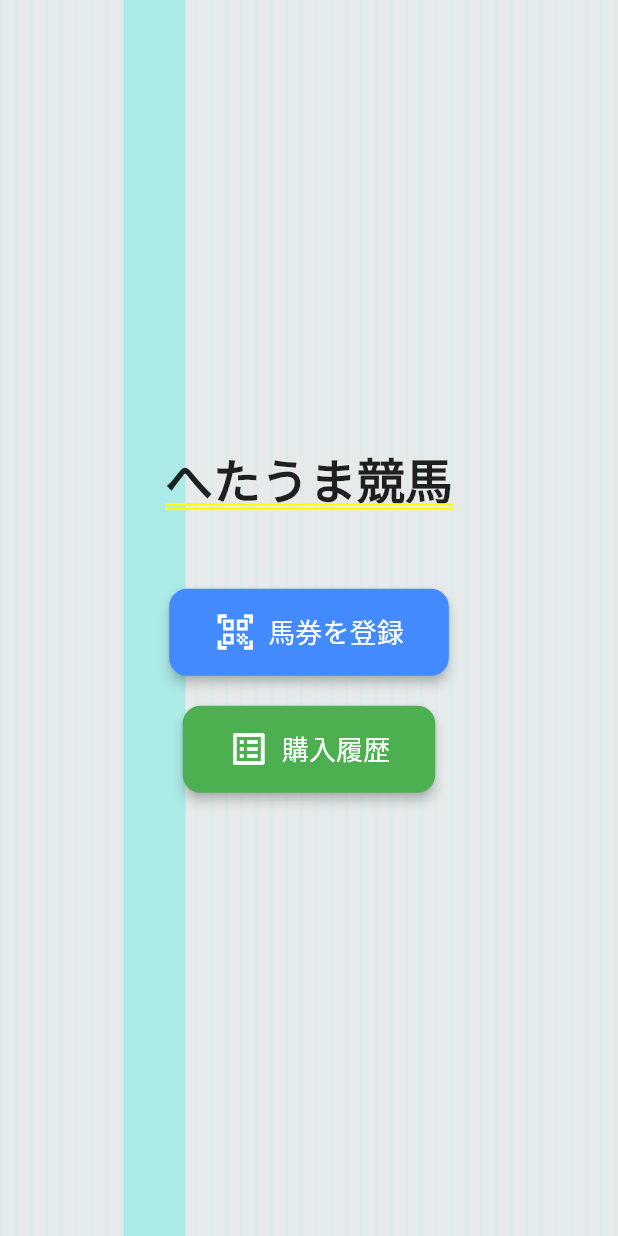
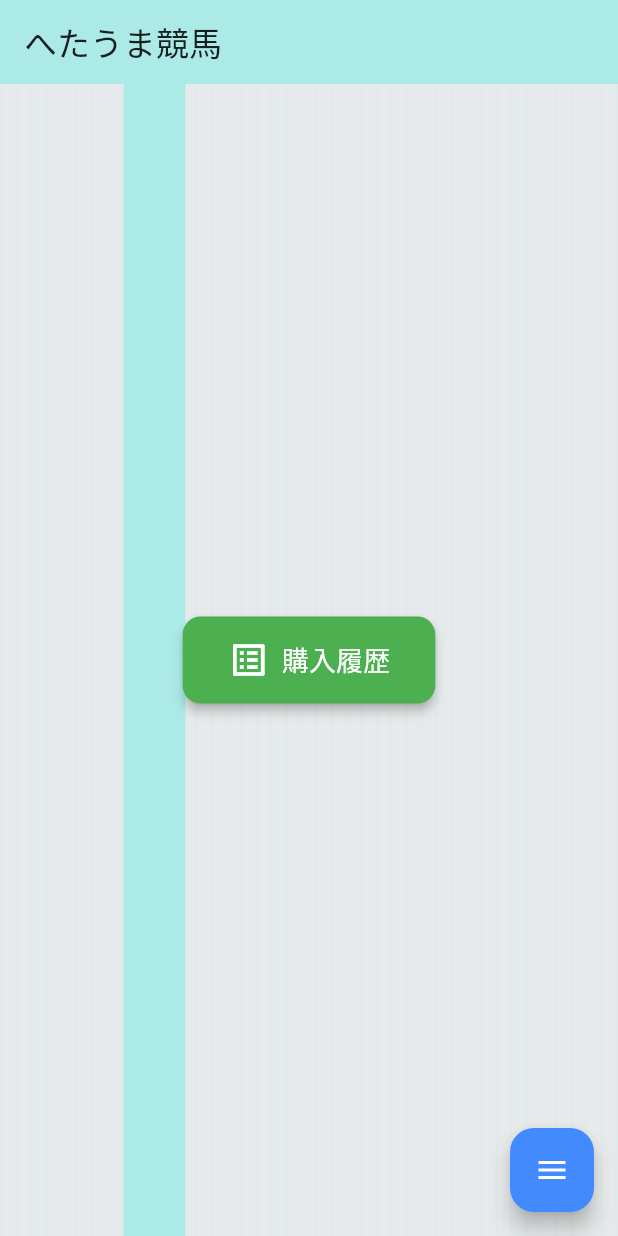
Before and after one commit to locotribe/hetaumakeiba_v2, a Flutter app: the screen it shows after launch, on a phone screen of 412 x 824 dp. Run offline on Flutter 3.47's test engine with Material 3 defaults, Android fonts, the phone set to English and light mode, and no system bars; our stand-ins replace image_picker, sqflite; missing offline and left inert: mobile_scanner; accounts and stored records are empty.

Commit message:
v8.0.0 組み合わせ数表示まだ トップページにフローティングボタンを設置

```diff
--- a/lib/main.dart
+++ b/lib/main.dart
@@ -1,3 +1,4 @@
+// lib/main.dart
 import 'package:flutter/material.dart';
 import 'package:flutter_localizations/flutter_localizations.dart';
 import 'package:sqflite/sqflite.dart';
@@ -5,15 +6,13 @@ import 'package:path_provider/path_provider.dart';
 import 'package:path/path.dart';
 import 'dart:io';
 
-// 修正箇所: インポートパスを修正済み
 import 'package:hetaumakeiba_v2/screens/home_page.dart';
 import 'package:hetaumakeiba_v2/screens/saved_tickets_list_page.dart';
-import 'package:hetaumakeiba_v2/screens/scan_selection_page.dart';
-import 'package:hetaumakeiba_v2/screens/qr_scanner_page.dart'; // 明示的にインポート
-import 'package:hetaumakeiba_v2/screens/gallery_qr_scanner_page.dart'; // 明示的にインポート
-import 'package:hetaumakeiba_v2/screens/result_page.dart'; // 明示的にインポート
-import 'package:hetaumakeiba_v2/screens/saved_ticket_detail_page.dart'; // 明示的にインポート
-import 'package:hetaumakeiba_v2/models/qr_data_model.dart'; // QrDataモデルをインポート
+import 'package:hetaumakeiba_v2/screens/qr_scanner_page.dart';
+import 'package:hetaumakeiba_v2/screens/gallery_qr_scanner_page.dart';
+import 'package:hetaumakeiba_v2/screens/result_page.dart';
+import 'package:hetaumakeiba_v2/screens/saved_ticket_detail_page.dart';
+import 'package:hetaumakeiba_v2/models/qr_data_model.dart';
 
 void main() async {
   WidgetsFlutterBinding.ensureInitialized();
@@ -38,8 +37,6 @@ class MyApp extends StatefulWidget {
 }
 
 class _MyAppState extends State<MyApp> {
-  // SavedTicketsListPageState のキーをグローバルに保持
-  // このキーは、SavedTicketsListPage の状態を外部から操作するために使用されます。
   final GlobalKey<SavedTicketsListPageState> _savedListKey =
   GlobalKey<SavedTicketsListPageState>();
 
@@ -49,11 +46,10 @@ class _MyAppState extends State<MyApp> {
       title: 'へたうま競馬',
       theme: ThemeData(
         primarySwatch: Colors.blue,
-        // アプリ全体のAppBarのデフォルトスタイルを設定（各ページで上書き可能）
         appBarTheme: const AppBarTheme(
-          backgroundColor: Color.fromRGBO(172, 234, 231, 1.0), // 背景色を薄い緑に設定
-          foregroundColor: Colors.black87, // アイコンとテキストの色を黒に設定
-          elevation: 0, // 影をなくす
+          backgroundColor: Color.fromRGBO(172, 234, 231, 1.0),
+          foregroundColor: Colors.black87,
+          elevation: 0,
         ),
       ),
       localizationsDelegates: const [
@@ -62,11 +58,9 @@ class _MyAppState extends State<MyApp> {
         GlobalCupertinoLocalizations.delegate,
       ],
       supportedLocales: const [
-        Locale('ja', ''), // 日本語
+        Locale('ja', ''),
       ],
-      // アプリのホーム画面を直接HomePageに設定
-      // HomePage自体はAppBarを持たず、その子ページがAppBarを持つようにします。
-      home: HomePage(savedListKey: _savedListKey), // savedListKey を HomePage に渡す
+      home: HomePage(savedListKey: _savedListKey),
     );
   }
 }
--- a/lib/screens/home_page.dart
+++ b/lib/screens/home_page.dart
@@ -1,72 +1,77 @@
 // lib/screens/home_page.dart
 import 'package:flutter/material.dart';
-import 'package:hetaumakeiba_v2/widgets/custom_background.dart'; // 背景ウィジェットをインポート
-import 'package:hetaumakeiba_v2/screens/scan_selection_page.dart'; // スキャン選択ページをインポート
-import 'package:hetaumakeiba_v2/screens/saved_tickets_list_page.dart'; // 保存済みリストページをインポート
+import 'package:hetaumakeiba_v2/widgets/custom_background.dart';
+import 'package:hetaumakeiba_v2/screens/saved_tickets_list_page.dart';
+import 'package:hetaumakeiba_v2/screens/qr_scanner_page.dart';
+import 'package:hetaumakeiba_v2/screens/gallery_qr_scanner_page.dart';
 
-class HomePage extends StatelessWidget {
-  // SavedTicketsListPageState のキーを受け取るように変更
-  // これにより、他のページから保存済みリストのデータをリロードできるようになります。
+class HomePage extends StatefulWidget {
   final GlobalKey<SavedTicketsListPageState> savedListKey;
 
   const HomePage({super.key, required this.savedListKey});
 
   @override
+  State<HomePage> createState() => _HomePageState();
+}
+
+class _HomePageState extends State<HomePage> with SingleTickerProviderStateMixin {
+  bool _isFabExpanded = false;
+  late AnimationController _controller;
+  late Animation<double> _animation;
+
+  @override
+  void initState() {
+    super.initState();
+    _controller = AnimationController(
+      vsync: this,
+      duration: const Duration(milliseconds: 200),
+    );
+    _animation = CurvedAnimation(
+      parent: _controller,
+      curve: Curves.easeInOut,
+    );
+  }
+
+  @override
+  void dispose() {
+    _controller.dispose();
+    super.dispose();
+  }
+
+  void _toggleFab() {
+    setState(() {
+      _isFabExpanded = !_isFabExpanded;
+      if (_isFabExpanded) {
+        _controller.forward();
+      } else {
+        _controller.reverse();
+      }
+    });
+  }
+
+  @override
   Widget build(BuildContext context) {
     return Stack(
       children: [
-        // カスタム背景を画面いっぱいに配置
         Positioned.fill(
           child: CustomBackground(
-            overallBackgroundColor: const Color.fromRGBO(231, 234, 234, 1.0), // 全体の背景色
-            stripeColor: const Color.fromRGBO(219, 234, 234, 0.6), // ストライプの色
-            fillColor: const Color.fromRGBO(172, 234, 231, 1.0), // 塗りつぶしの色
+            overallBackgroundColor: const Color.fromRGBO(231, 234, 234, 1.0),
+            stripeColor: const Color.fromRGBO(219, 234, 234, 0.6),
+            fillColor: const Color.fromRGBO(172, 234, 231, 1.0),
           ),
         ),
-        Center(
+        Scaffold(
+          backgroundColor: Colors.transparent,
+          appBar: AppBar(
+            title: const Text('へたうま競馬'),
+            automaticallyImplyLeading: false,
+          ),
+          body: Center(
             child: Column(
-            mainAxisAlignment: MainAxisAlignment.center, // ボタンを中央に配置
+              mainAxisAlignment: MainAxisAlignment.center,
               children: [
-              // アプリ名
-              const Text(
-                'へたうま競馬', // アプリ名
-                style: TextStyle(
-                  fontSize: 32, // フォントサイズ
-                  fontWeight: FontWeight.bold, // フォントの太さ
-                  color: Colors.black87, // テキストの色
-                ),
-              ),
-              const SizedBox(height: 50), // ボタンとの間隔
-
-              // スキャンボタン
                 ElevatedButton.icon(
                   onPressed: () {
-                  // スキャン選択ページへ遷移
-                  Navigator.of(context).push(
-                    MaterialPageRoute(
-                      builder: (context) => ScanSelectionPage(savedListKey: savedListKey), // savedListKey を渡す
-                    ),
-                  );
-                },
-                icon: const Icon(Icons.qr_code_scanner, size: 28),
-                label: const Text(
-                  '馬券を登録',
-                  style: TextStyle(fontSize: 18, fontWeight: FontWeight.w500),
-                ),
-                style: ElevatedButton.styleFrom(
-                  padding: const EdgeInsets.symmetric(horizontal: 30, vertical: 15),
-                  shape: RoundedRectangleBorder(borderRadius: BorderRadius.circular(12)),
-                  backgroundColor: Colors.blueAccent,
-                  foregroundColor: Colors.white,
-                  elevation: 3,
-                ),
-              ),
-              const SizedBox(height: 20), // ボタン間のスペース
-
-              // 保存済み馬券一覧ボタン
-              ElevatedButton.icon(
-                onPressed: () {
-                  // 保存済み馬券一覧ページへ遷移
                     Navigator.of(context).push(
                       MaterialPageRoute(
                         builder: (context) => const SavedTicketsListPage(),
@@ -89,6 +94,64 @@ class HomePage extends StatelessWidget {
               ],
             ),
           ),
+          floatingActionButton: Column(
+            mainAxisSize: MainAxisSize.min,
+            children: [
+              if (_isFabExpanded)
+                ScaleTransition(
+                  scale: _animation,
+                  child: Padding(
+                    padding: const EdgeInsets.only(bottom: 16.0),
+                    child: FloatingActionButton(
+                      heroTag: 'galleryFab',
+                      onPressed: () {
+                        _toggleFab();
+                        Navigator.of(context).push(
+                          MaterialPageRoute(
+                            builder: (_) => GalleryQrScannerPage(savedListKey: widget.savedListKey),
+                          ),
+                        );
+                      },
+                      backgroundColor: Colors.purple,
+                      foregroundColor: Colors.white,
+                      child: const Icon(Icons.image),
+                    ),
+                  ),
+                ),
+              if (_isFabExpanded)
+                ScaleTransition(
+                  scale: _animation,
+                  child: Padding(
+                    padding: const EdgeInsets.only(bottom: 16.0),
+                    child: FloatingActionButton(
+                      heroTag: 'cameraFab',
+                      onPressed: () {
+                        _toggleFab();
+                        Navigator.of(context).push(
+                          MaterialPageRoute(
+                            builder: (_) => QRScannerPage(savedListKey: widget.savedListKey),
+                          ),
+                        );
+                      },
+                      backgroundColor: Colors.redAccent,
+                      foregroundColor: Colors.white,
+                      child: const Icon(Icons.camera_alt),
+                    ),
+                  ),
+                ),
+              FloatingActionButton(
+                heroTag: 'mainFab',
+                onPressed: _toggleFab,
+                backgroundColor: _isFabExpanded ? Colors.grey : Colors.blueAccent,
+                foregroundColor: Colors.white,
+                child: AnimatedIcon(
+                  icon: AnimatedIcons.menu_close,
+                  progress: _animation,
+                ),
+              ),
+            ],
+          ),
+        ),
       ],
     );
   }
```
Also changed, not shown: lib/screens/scan_selection_page.dart (deleted, +0 -86 lines). Lines whose indentation alone changed are shown as unchanged.
